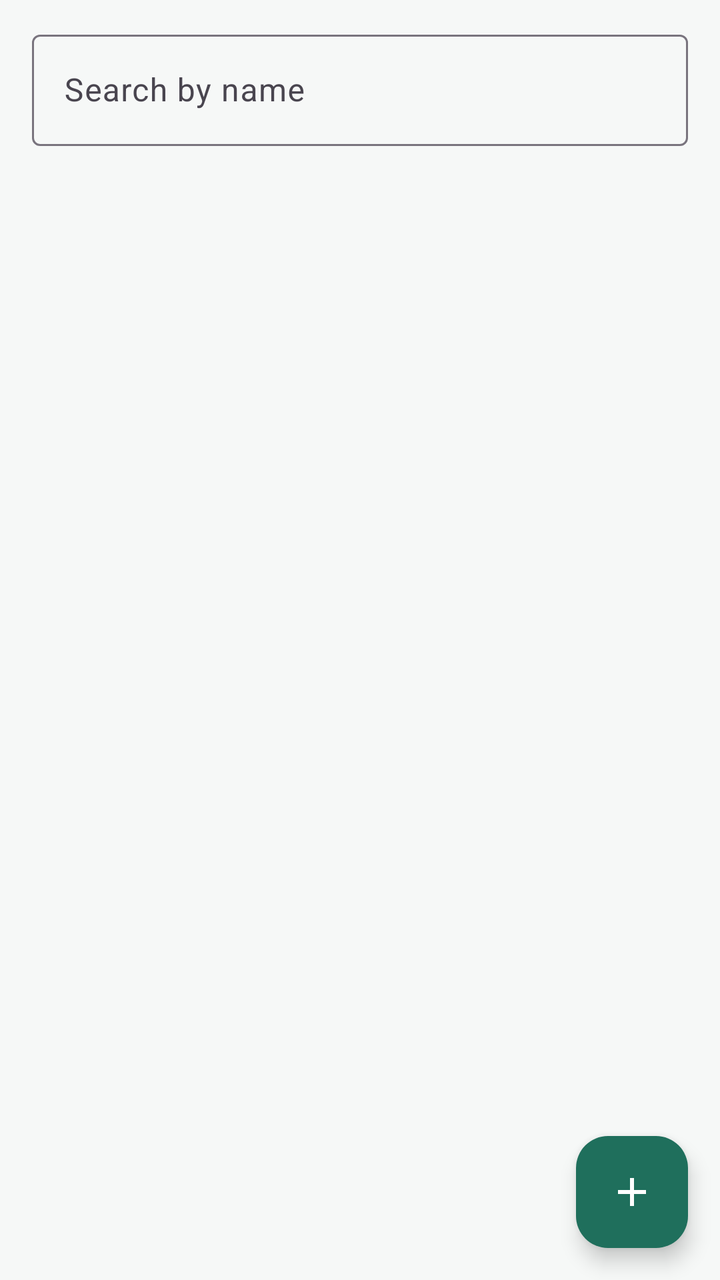
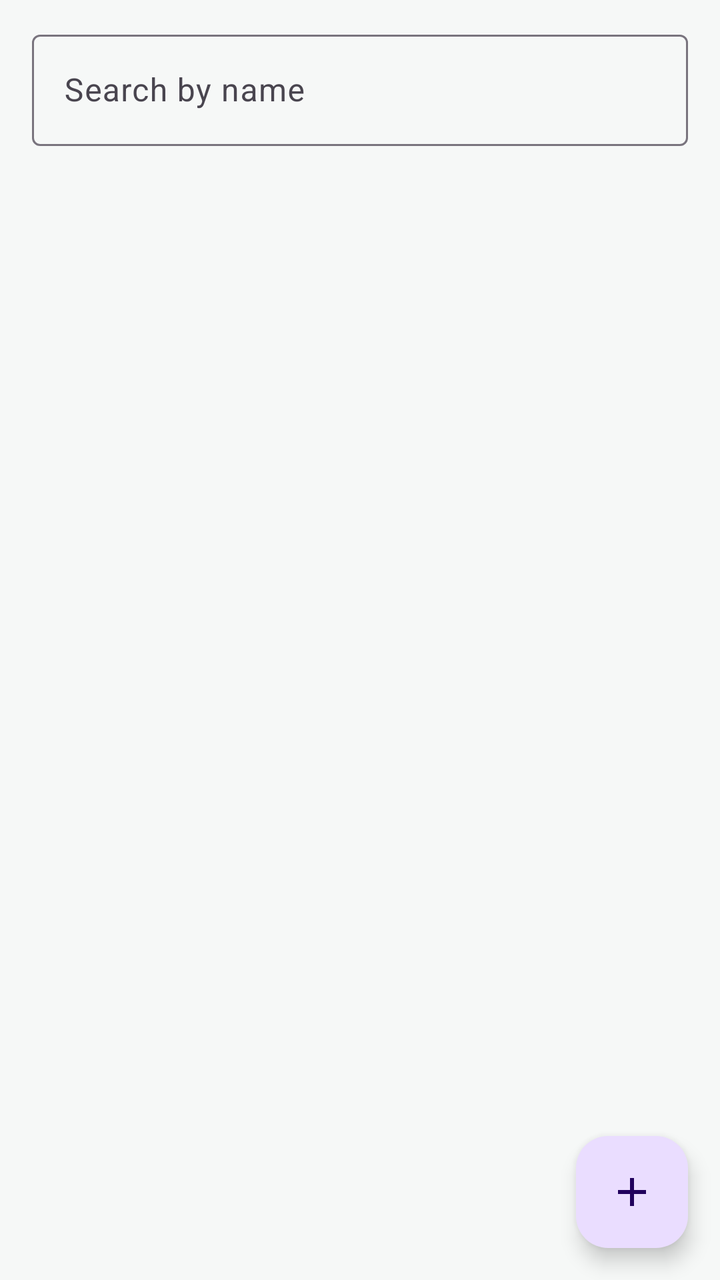

Before-and-after screenshots of an Android layout around one commit, followed by the original layout XML and the change that was made.
<!-- AndroidManifest.xml: application theme Theme.PropertyManagement -->
<!-- res/layout/fragment_tenant_list.xml -->
<?xml version="1.0" encoding="utf-8"?>
<LinearLayout xmlns:android="http://schemas.android.com/apk/res/android"
    xmlns:app="http://schemas.android.com/apk/res-auto"
    android:layout_width="match_parent"
    android:layout_height="match_parent"
    android:orientation="vertical">

    
    <com.google.android.material.textfield.TextInputLayout
        android:id="@+id/searchLayout"
        style="@style/Widget.Material3.TextInputLayout.OutlinedBox"
        android:layout_width="match_parent"
        android:layout_height="wrap_content"
        android:layout_marginHorizontal="16dp"
        android:layout_marginTop="12dp"
        android:hint="@string/search_tenants">

        <com.google.android.material.textfield.TextInputEditText
            android:id="@+id/searchInput"
            android:layout_width="match_parent"
            android:layout_height="wrap_content"
            android:imeOptions="actionSearch"
            android:inputType="text" />
    </com.google.android.material.textfield.TextInputLayout>

    <FrameLayout
        android:layout_width="match_parent"
        android:layout_height="0dp"
        android:layout_weight="1">

        <androidx.recyclerview.widget.RecyclerView
            android:id="@+id/tenantList"
            android:layout_width="match_parent"
            android:layout_height="match_parent"
            android:clipToPadding="false"
            android:paddingTop="8dp"
            android:paddingBottom="88dp" />

        
        <TextView
            android:id="@+id/emptyMessage"
            android:layout_width="match_parent"
            android:layout_height="wrap_content"
            android:layout_gravity="center"
            android:gravity="center"
            android:padding="32dp"
            android:text="@string/no_tenants_yet"
            android:textColor="@color/text_secondary"
            android:textSize="14sp"
            android:visibility="gone" />

        <com.google.android.material.floatingactionbutton.FloatingActionButton
            android:id="@+id/addTenantButton"
            android:layout_width="wrap_content"
            android:layout_height="wrap_content"
            android:layout_gravity="bottom|end"
            android:layout_margin="16dp"
            android:backgroundTint="@color/primary"
            android:contentDescription="@string/add_tenant"
            app:srcCompat="@drawable/ic_add"
            app:tint="@color/white" />
    </FrameLayout>
</LinearLayout>
<!-- resources referenced by this layout -->
<resources>
  <color name="primary">#1F6F5C</color>
  <color name="text_secondary">#5F6B66</color>
  <color name="white">#FFFFFF</color>
  <!-- drawable ic_add (drawable) -->
  <?xml version="1.0" encoding="utf-8"?>
  <vector xmlns:android="http://schemas.android.com/apk/res/android"
      android:width="24dp"
      android:height="24dp"
      android:viewportWidth="24"
      android:viewportHeight="24">
      <path
          android:fillColor="#FFFFFFFF"
          android:pathData="M19,13h-6v6h-2v-6H5v-2h6V5h2v6h6v2z" />
  </vector>
  <string name="add_tenant">Add tenant</string>
  <string name="no_tenants_yet">No tenants have been added yet.\nTap the button below to add the first one.</string>
  <string name="search_tenants">Search by name</string>
  <style name="Theme.PropertyManagement" parent="Theme.Material3.DayNight.NoActionBar">
          <item name="colorPrimary">@color/primary</item>
          <item name="colorOnPrimary">@color/white</item>
          <item name="colorSecondary">@color/secondary</item>
          <item name="colorOnSecondary">@color/white</item>
          <item name="android:colorBackground">@color/background</item>
          <item name="colorSurface">@color/surface</item>
          <item name="android:statusBarColor" tools:targetApi="l">@color/primary_dark</item>
      </style>
  <color name="secondary">#E07A3F</color>
  <color name="background">#F6F8F7</color>
  <color name="surface">#FFFFFF</color>
  <color name="primary_dark">#14503F</color>
</resources>

<!-- the commit's change to res/layout/fragment_tenant_list.xml (unified diff, before → after) -->
@@ -55,9 +55,7 @@
             android:layout_height="wrap_content"
             android:layout_gravity="bottom|end"
             android:layout_margin="16dp"
-            android:backgroundTint="@color/primary"
             android:contentDescription="@string/add_tenant"
-            app:srcCompat="@drawable/ic_add"
-            app:tint="@color/white" />
+            app:srcCompat="@drawable/ic_add" />
     </FrameLayout>
 </LinearLayout>
